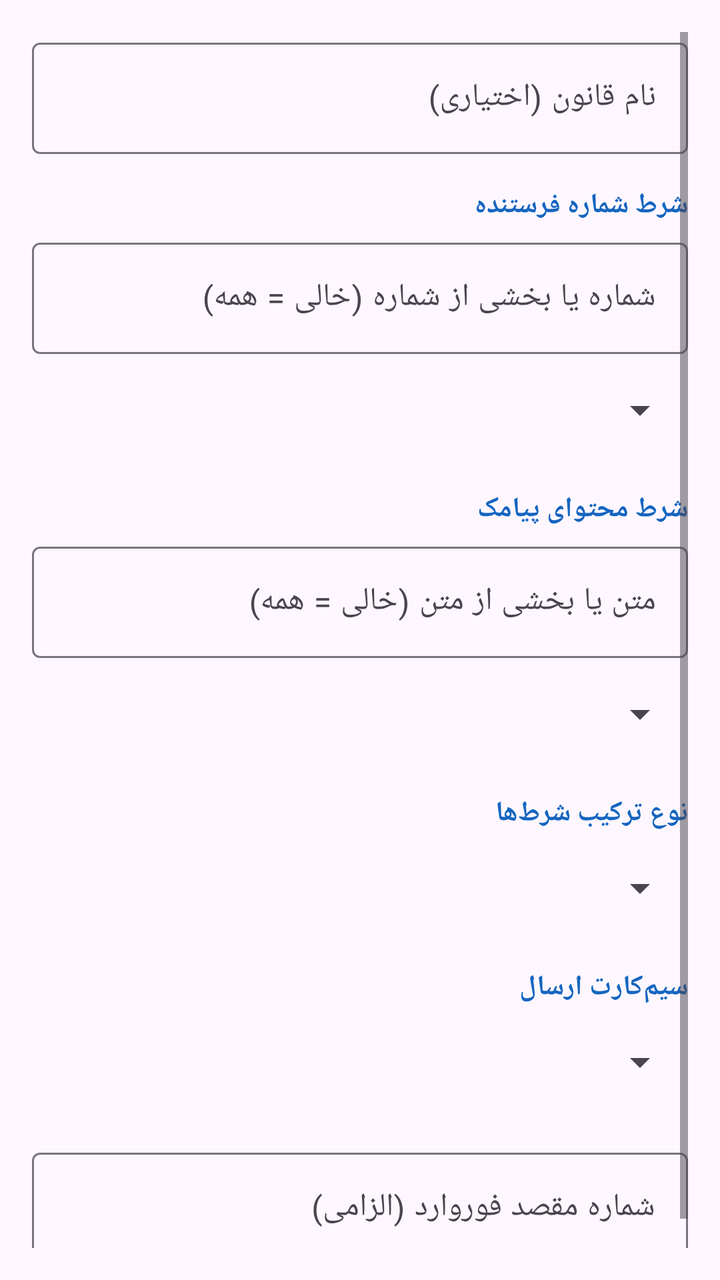
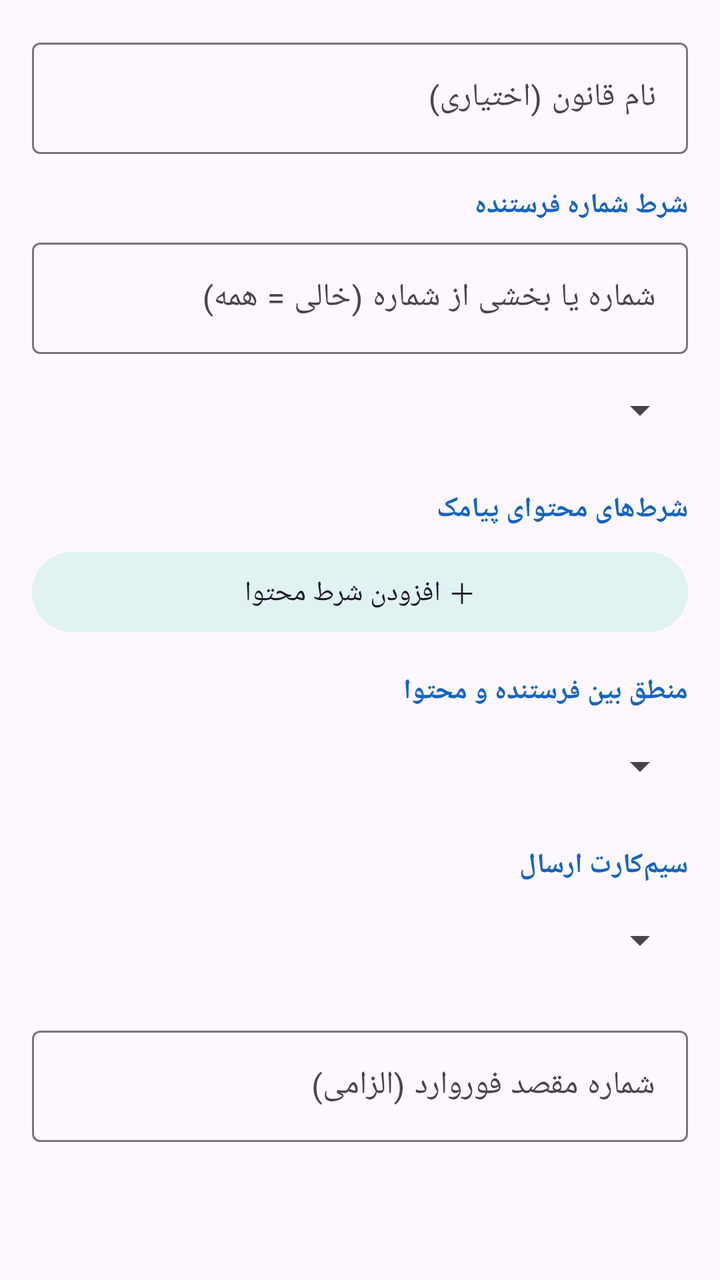

Compare the two renders of this Android layout. The source of the first and the diff that turns it into the second are given below.
<!-- AndroidManifest.xml: application theme Theme.SmsForwarder -->
<!-- res/layout/dialog_rule.xml -->
<?xml version="1.0" encoding="utf-8"?>
<ScrollView
    xmlns:android="http://schemas.android.com/apk/res/android"
    xmlns:app="http://schemas.android.com/apk/res-auto"
    android:layout_width="match_parent"
    android:layout_height="wrap_content"
    android:fillViewport="true"
    android:padding="16dp"
    android:scrollbars="vertical">

    <LinearLayout
        android:layout_width="match_parent"
        android:layout_height="wrap_content"
        android:orientation="vertical"
        android:paddingBottom="24dp">

        <com.google.android.material.textfield.TextInputLayout
            android:layout_width="match_parent"
            android:layout_height="wrap_content"
            android:hint="نام قانون (اختیاری)"
            style="@style/Widget.Material3.TextInputLayout.OutlinedBox">

            <com.google.android.material.textfield.TextInputEditText
                android:id="@+id/edtName"
                android:layout_width="match_parent"
                android:layout_height="wrap_content"
                android:inputType="text" />
        </com.google.android.material.textfield.TextInputLayout>

        <TextView
            android:layout_width="match_parent"
            android:layout_height="wrap_content"
            android:text="شرط شماره فرستنده"
            android:textStyle="bold"
            android:textColor="#1565C0"
            android:layout_marginTop="16dp" />

        <com.google.android.material.textfield.TextInputLayout
            android:layout_width="match_parent"
            android:layout_height="wrap_content"
            android:layout_marginTop="4dp"
            android:hint="شماره یا بخشی از شماره (خالی = همه)"
            style="@style/Widget.Material3.TextInputLayout.OutlinedBox">

            <com.google.android.material.textfield.TextInputEditText
                android:id="@+id/edtSender"
                android:layout_width="match_parent"
                android:layout_height="wrap_content"
                android:inputType="phone" />
        </com.google.android.material.textfield.TextInputLayout>

        <Spinner
            android:id="@+id/spSenderType"
            android:layout_width="match_parent"
            android:layout_height="48dp"
            android:layout_marginTop="4dp" />

        <TextView
            android:layout_width="match_parent"
            android:layout_height="wrap_content"
            android:text="شرط محتوای پیامک"
            android:textStyle="bold"
            android:textColor="#1565C0"
            android:layout_marginTop="16dp" />

        <com.google.android.material.textfield.TextInputLayout
            android:layout_width="match_parent"
            android:layout_height="wrap_content"
            android:layout_marginTop="4dp"
            android:hint="متن یا بخشی از متن (خالی = همه)"
            style="@style/Widget.Material3.TextInputLayout.OutlinedBox">

            <com.google.android.material.textfield.TextInputEditText
                android:id="@+id/edtBody"
                android:layout_width="match_parent"
                android:layout_height="wrap_content"
                android:inputType="textMultiLine"
                android:minLines="1"
                android:maxLines="3" />
        </com.google.android.material.textfield.TextInputLayout>

        <Spinner
            android:id="@+id/spBodyType"
            android:layout_width="match_parent"
            android:layout_height="48dp"
            android:layout_marginTop="4dp" />

        <TextView
            android:layout_width="match_parent"
            android:layout_height="wrap_content"
            android:text="نوع ترکیب شرط‌ها"
            android:textStyle="bold"
            android:textColor="#1565C0"
            android:layout_marginTop="16dp" />

        <Spinner
            android:id="@+id/spLogic"
            android:layout_width="match_parent"
            android:layout_height="48dp"
            android:layout_marginTop="4dp" />

        <TextView
            android:layout_width="match_parent"
            android:layout_height="wrap_content"
            android:text="سیم‌کارت ارسال"
            android:textStyle="bold"
            android:textColor="#1565C0"
            android:layout_marginTop="16dp" />

        <Spinner
            android:id="@+id/spSim"
            android:layout_width="match_parent"
            android:layout_height="48dp"
            android:layout_marginTop="4dp" />

        <com.google.android.material.textfield.TextInputLayout
            android:layout_width="match_parent"
            android:layout_height="wrap_content"
            android:layout_marginTop="16dp"
            android:hint="شماره مقصد فوروارد (الزامی)"
            style="@style/Widget.Material3.TextInputLayout.OutlinedBox">

            <com.google.android.material.textfield.TextInputEditText
                android:id="@+id/edtForwardTo"
                android:layout_width="match_parent"
                android:layout_height="wrap_content"
                android:inputType="phone" />
        </com.google.android.material.textfield.TextInputLayout>

    </LinearLayout>
</ScrollView>
<!-- resources referenced by this layout -->
<resources>
  <style name="Theme.SmsForwarder" parent="Theme.Material3.DayNight.NoActionBar">
          <item name="colorPrimary">#0D47A1</item>
          <item name="colorPrimaryContainer">#E3F2FD</item>
          <item name="colorOnPrimary">@android:color/white</item>
          <item name="colorSecondary">#00897B</item>
          <item name="colorSecondaryContainer">#E0F2F1</item>
          <item name="android:statusBarColor">#0D47A1</item>
          <item name="android:navigationBarColor">#FAFAFA</item>
          <item name="android:windowLightNavigationBar">true</item>
      </style>
</resources>

<!-- the commit's change to res/layout/dialog_rule.xml (unified diff, before → after) -->
@@ -58,37 +58,29 @@
         <TextView
             android:layout_width="match_parent"
             android:layout_height="wrap_content"
-            android:text="شرط محتوای پیامک"
+            android:text="شرط‌های محتوای پیامک"
             android:textStyle="bold"
             android:textColor="#1565C0"
             android:layout_marginTop="16dp" />
 
-        <com.google.android.material.textfield.TextInputLayout
+        <LinearLayout
+            android:id="@+id/containerBodyConditions"
             android:layout_width="match_parent"
             android:layout_height="wrap_content"
-            android:layout_marginTop="4dp"
-            android:hint="متن یا بخشی از متن (خالی = همه)"
-            style="@style/Widget.Material3.TextInputLayout.OutlinedBox">
+            android:orientation="vertical" />
 
-            <com.google.android.material.textfield.TextInputEditText
-                android:id="@+id/edtBody"
-                android:layout_width="match_parent"
-                android:layout_height="wrap_content"
-                android:inputType="textMultiLine"
-                android:minLines="1"
-                android:maxLines="3" />
-        </com.google.android.material.textfield.TextInputLayout>
-
-        <Spinner
-            android:id="@+id/spBodyType"
+        <com.google.android.material.button.MaterialButton
+            android:id="@+id/btnAddBodyCondition"
+            style="@style/Widget.Material3.Button.TonalButton"
             android:layout_width="match_parent"
-            android:layout_height="48dp"
-            android:layout_marginTop="4dp" />
+            android:layout_height="wrap_content"
+            android:layout_marginTop="8dp"
+            android:text="＋ افزودن شرط محتوا" />
 
         <TextView
             android:layout_width="match_parent"
             android:layout_height="wrap_content"
-            android:text="نوع ترکیب شرط‌ها"
+            android:text="منطق بین فرستنده و محتوا"
             android:textStyle="bold"
             android:textColor="#1565C0"
             android:layout_marginTop="16dp" />
